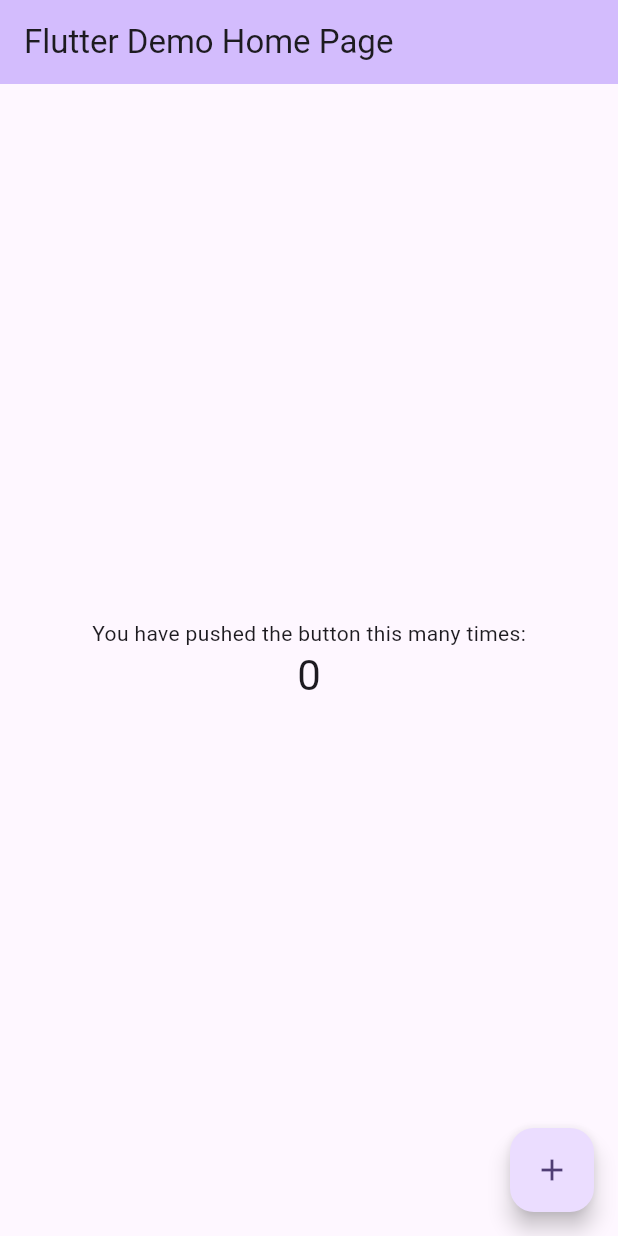
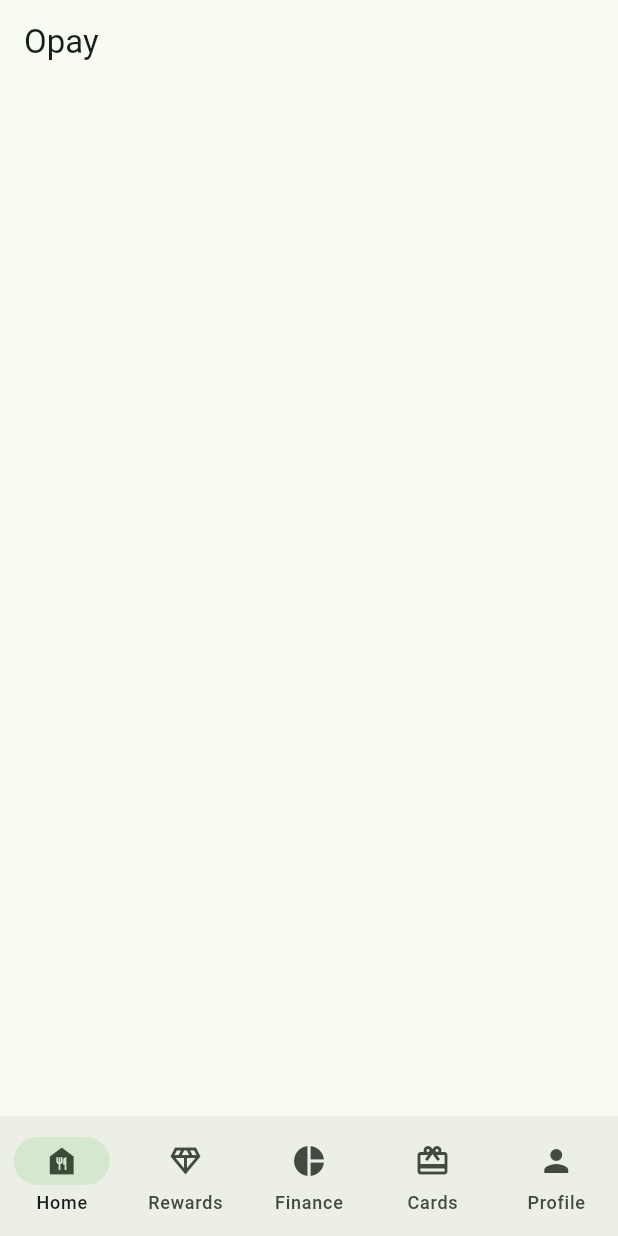
Before and after one commit to retzonel/opay_clone, a Flutter app: the screen it shows after launch, on a phone screen of 412 x 824 dp. Run offline on Flutter 3.47's test engine with Material 3 defaults, Android fonts, the phone set to English and light mode, and no system bars.

Commit message:
New widgets

```diff
--- /dev/null
+++ b/lib/base/res/widget_tree.dart
@@ -0,0 +1,20 @@
+import 'package:flutter/material.dart';
+import 'package:opay_clone/base/widgets/navbar.dart';
+
+class WidgetTree extends StatefulWidget {
+  const WidgetTree({super.key});
+
+  @override
+  State<WidgetTree> createState() => _WidgetTreeState();
+}
+
+class _WidgetTreeState extends State<WidgetTree> {
+  @override
+  Widget build(BuildContext context) {
+    return Scaffold(
+      appBar: AppBar(title: Text("Opay"),),
+      body: Container(),
+      bottomNavigationBar: NavBar(),
+    );
+  }
+}
--- /dev/null
+++ b/lib/base/widgets/navbar.dart
@@ -0,0 +1,21 @@
+import 'package:flutter/material.dart';
+
+class NavBar extends StatelessWidget {
+  const NavBar({super.key});
+
+  @override
+  Widget build(BuildContext context) {
+    return NavigationBar(
+      destinations: [
+        NavigationDestination(icon: Icon(Icons.food_bank), label: "Home"),
+        NavigationDestination(
+          icon: Icon(Icons.diamond_outlined),
+          label: "Rewards",
+        ),
+        NavigationDestination(icon: Icon(Icons.pie_chart), label: "Finance"),
+        NavigationDestination(icon: Icon(Icons.card_giftcard), label: "Cards"),
+        NavigationDestination(icon: Icon(Icons.person), label: "Profile"),
+      ],
+    );
+  }
+}
--- a/lib/main.dart
+++ b/lib/main.dart
@@ -1,4 +1,6 @@
 import 'package:flutter/material.dart';
+import 'package:opay_clone/base/res/widget_tree.dart';
+import 'package:opay_clone/pages/home_page.dart';
 
 void main() {
   runApp(const MyApp());
@@ -11,112 +13,11 @@ class MyApp extends StatelessWidget {
   @override
   Widget build(BuildContext context) {
     return MaterialApp(
-      title: 'Flutter Demo',
       theme: ThemeData(
-        // This is the theme of your application.
-        //
-        // TRY THIS: Try running your application with "flutter run". You'll see
-        // the application has a purple toolbar. Then, without quitting the app,
-        // try changing the seedColor in the colorScheme below to Colors.green
-        // and then invoke "hot reload" (save your changes or press the "hot
-        // reload" button in a Flutter-supported IDE, or press "r" if you used
-        // the command line to start the app).
-        //
-        // Notice that the counter didn't reset back to zero; the application
-        // state is not lost during the reload. To reset the state, use hot
-        // restart instead.
-        //
-        // This works for code too, not just values: Most code changes can be
-        // tested with just a hot reload.
-        colorScheme: ColorScheme.fromSeed(seedColor: Colors.deepPurple),
+        colorScheme: ColorScheme.fromSeed(seedColor: Colors.green),
       ),
-      home: const MyHomePage(title: 'Flutter Demo Home Page'),
+
+      home: WidgetTree(),
     );
   }
 }
-
-class MyHomePage extends StatefulWidget {
-  const MyHomePage({super.key, required this.title});
-
-  // This widget is the home page of your application. It is stateful, meaning
-  // that it has a State object (defined below) that contains fields that affect
-  // how it looks.
-
-  // This class is the configuration for the state. It holds the values (in this
-  // case the title) provided by the parent (in this case the App widget) and
-  // used by the build method of the State. Fields in a Widget subclass are
-  // always marked "final".
-
-  final String title;
-
-  @override
-  State<MyHomePage> createState() => _MyHomePageState();
-}
-
-class _MyHomePageState extends State<MyHomePage> {
-  int _counter = 0;
-
-  void _incrementCounter() {
-    setState(() {
-      // This call to setState tells the Flutter framework that something has
-      // changed in this State, which causes it to rerun the build method below
-      // so that the display can reflect the updated values. If we changed
-      // _counter without calling setState(), then the build method would not be
-      // called again, and so nothing would appear to happen.
-      _counter++;
-    });
-  }
-
-  @override
-  Widget build(BuildContext context) {
-    // This method is rerun every time setState is called, for instance as done
-    // by the _incrementCounter method above.
-    //
-    // The Flutter framework has been optimized to make rerunning build methods
-    // fast, so that you can just rebuild anything that needs updating rather
-    // than having to individually change instances of widgets.
-    return Scaffold(
-      appBar: AppBar(
-        // TRY THIS: Try changing the color here to a specific color (to
-        // Colors.amber, perhaps?) and trigger a hot reload to see the AppBar
-        // change color while the other colors stay the same.
-        backgroundColor: Theme.of(context).colorScheme.inversePrimary,
-        // Here we take the value from the MyHomePage object that was created by
-        // the App.build method, and use it to set our appbar title.
-        title: Text(widget.title),
-      ),
-      body: Center(
-        // Center is a layout widget. It takes a single child and positions it
-        // in the middle of the parent.
-        child: Column(
-          // Column is also a layout widget. It takes a list of children and
-          // arranges them vertically. By default, it sizes itself to fit its
-          // children horizontally, and tries to be as tall as its parent.
-          //
-          // Column has various properties to control how it sizes itself and
-          // how it positions its children. Here we use mainAxisAlignment to
-          // center the children vertically; the main axis here is the vertical
-          // axis because Columns are vertical (the cross axis would be
-          // horizontal).
-          //
-          // TRY THIS: Invoke "debug painting" (choose the "Toggle Debug Paint"
-          // action in the IDE, or press "p" in the console), to see the
-          // wireframe for each widget.
-          mainAxisAlignment: MainAxisAlignment.center,
-          children: <Widget>[
-            const Text('You have pushed the button this many times:'),
-            Text(
-              '$_counter',
-              style: Theme.of(context).textTheme.headlineMedium,
-            ),
-          ],
-        ),
-      ),
-      floatingActionButton: FloatingActionButton(
-        onPressed: _incrementCounter,
-        tooltip: 'Increment',
-        child: const Icon(Icons.add),
-      ), // This trailing comma makes auto-formatting nicer for build methods.
-    );
-  }
-}
--- /dev/null
+++ b/lib/pages/home_page.dart
@@ -0,0 +1,16 @@
+import 'package:flutter/material.dart';
+import 'package:opay_clone/base/widgets/navbar.dart';
+
+class HomePage extends StatefulWidget {
+  const HomePage({super.key});
+
+  @override
+  State<HomePage> createState() => _HomePageState();
+}
+
+class _HomePageState extends State<HomePage> {
+  @override
+  Widget build(BuildContext context) {
+    return NavBar();
+  }
+}
```
